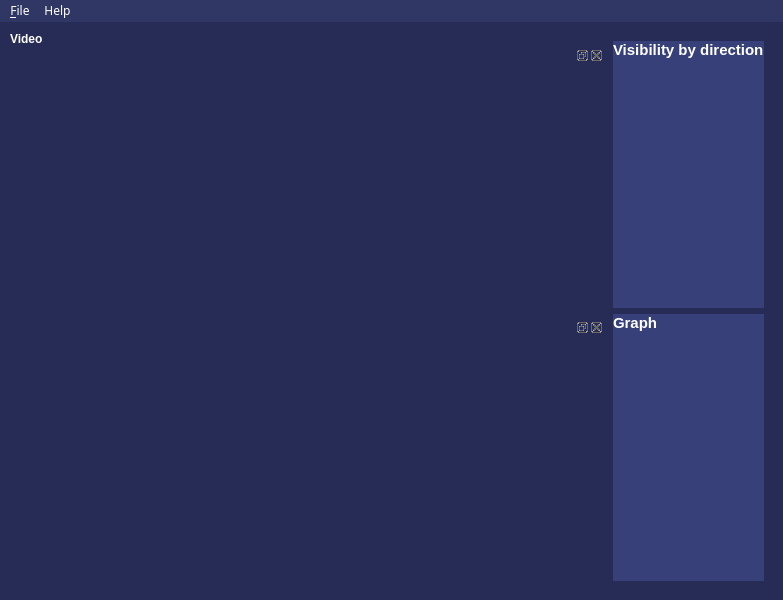
Above: resources/main_view.ui from Oh-JongJin/js08 before the change. Below: the same form after it.
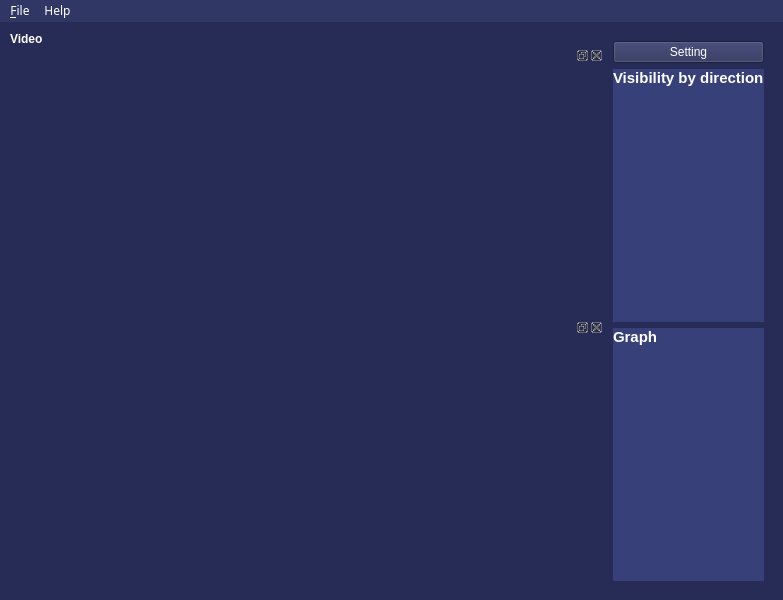
That is the form after the change. Icons and pictures are not drawn.

Commit message: Add Setting button to connect menu bar

Patch:
```diff
--- a/resources/main_view.ui
+++ b/resources/main_view.ui
@@ -121,6 +121,17 @@
       <item>
        <widget class="QFrame" name="verticalFrame_2">
         <layout class="QVBoxLayout" name="verticalLayout_2">
+         <item>
+          <widget class="QPushButton" name="setting_btn">
+           <property name="text">
+            <string>Setting</string>
+           </property>
+           <property name="icon">
+            <iconset resource="asset/resources.qrc">
+             <normaloff>:/icon/small_config.png</normaloff>:/icon/small_config.png</iconset>
+           </property>
+          </widget>
+         </item>
          <item>
           <widget class="QLabel" name="label">
            <property name="styleSheet">
```
Left out of the diff: 8 changed lines with no effect on the pictures. The commit also changes 3 other files.
